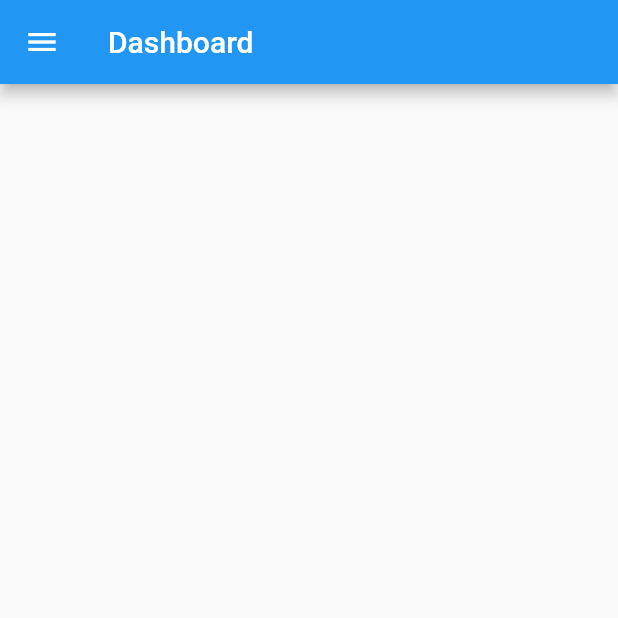
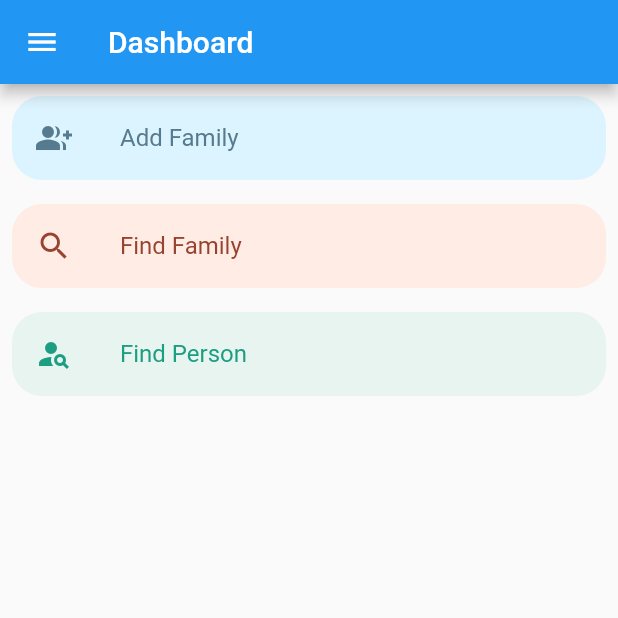
Before and after one commit to kolkata-foundation/kf-survey, a Flutter app: the DashboardView screen opened by its route, on a phone screen of 412 x 824 dp, the top half of it. Run offline on Flutter 3.47's test engine with Material 2 defaults, Android fonts, the phone set to English and light mode, and no system bars; our stand-ins replace firebase_auth, firebase_core, stacked, stacked_services; missing offline and left inert: flutterfire_ui; accounts and stored records are empty.

Commit message:
Dashboard

```diff
--- a/lib/app/app.dart
+++ b/lib/app/app.dart
@@ -1,5 +1,6 @@
 import 'package:flutterfire_ui/auth.dart';
 import 'package:kf_survey/ui/dashboard/dashboard_v.dart';
+import 'package:kf_survey/ui/family/family_add/family_add_v.dart';
 import 'package:kf_survey/ui/family/family_v.dart';
 import 'package:kf_survey/ui/search/search_v.dart';
 import 'package:kf_survey/ui/splash/splash_v.dart';
@@ -15,6 +16,7 @@ import 'package:stacked_services/stacked_services.dart';
   MaterialRoute(page: FamilyView),
   MaterialRoute(page: SearchView),
   MaterialRoute(page: SurveyView),
+  MaterialRoute(page: FamilyAddView),
 ], dependencies: [
   Singleton(classType: NavigationService),
   Singleton(classType: SnackbarService),
--- a/lib/app/app.router.dart
+++ b/lib/app/app.router.dart
@@ -14,6 +14,7 @@ import 'package:stacked/stacked.dart';
 import 'package:stacked/stacked_annotations.dart';
 
 import '../ui/dashboard/dashboard_v.dart';
+import '../ui/family/family_add/family_add_v.dart';
 import '../ui/family/family_v.dart';
 import '../ui/search/search_v.dart';
 import '../ui/splash/splash_v.dart';
@@ -27,6 +28,7 @@ class Routes {
   static const String familyView = '/family-view';
   static const String searchView = '/search-view';
   static const String surveyView = '/survey-view';
+  static const String familyAddView = '/family-add-view';
   static const all = <String>{
     splashView,
     signInScreen,
@@ -35,6 +37,7 @@ class Routes {
     familyView,
     searchView,
     surveyView,
+    familyAddView,
   };
 }
 
@@ -49,6 +52,7 @@ class StackedRouter extends RouterBase {
     RouteDef(Routes.familyView, page: FamilyView),
     RouteDef(Routes.searchView, page: SearchView),
     RouteDef(Routes.surveyView, page: SurveyView),
+    RouteDef(Routes.familyAddView, page: FamilyAddView),
   ];
   @override
   Map<Type, StackedRouteFactory> get pagesMap => _pagesMap;
@@ -132,6 +136,12 @@ class StackedRouter extends RouterBase {
         settings: data,
       );
     },
+    FamilyAddView: (data) {
+      return MaterialPageRoute<dynamic>(
+        builder: (context) => const FamilyAddView(),
+        settings: data,
+      );
+    },
   };
 }
 
--- /dev/null
+++ b/lib/services/shared_state_service.dart
@@ -0,0 +1 @@
+class SharedStateService {}
--- a/lib/ui/dashboard/dashboard_v.dart
+++ b/lib/ui/dashboard/dashboard_v.dart
@@ -1,4 +1,5 @@
 import 'package:flutter/material.dart';
+import 'package:kf_survey/util/colors.dart';
 import 'package:stacked/stacked.dart';
 
 import 'dashboard_vm.dart';
@@ -19,10 +20,53 @@ class DashboardView extends StatelessWidget {
               CircleAvatar(),
               ListTile(
                 title: Text("Profile"),
-                onTap: model.profileTap,
+                onTap: model.onProfileTap,
               )
             ],
           ),
+        ),
+        body: ListView(
+          children: [
+            Padding(
+              padding: const EdgeInsets.all(8.0),
+              child: ListTile(
+                title: const Text("Add Family"),
+                onTap: model.onAddFamilyTap,
+                leading: const Icon(Icons.group_add),
+                tileColor: blueBG,
+                textColor: blueTC,
+                iconColor: blueTC,
+                shape: const RoundedRectangleBorder(
+                    borderRadius: BorderRadius.all(Radius.circular(20))),
+              ),
+            ),
+            Padding(
+              padding: const EdgeInsets.all(8.0),
+              child: ListTile(
+                title: const Text("Find Family"),
+                onTap: model.onFindFamilyTap,
+                leading: const Icon(Icons.search),
+                tileColor: redBG,
+                textColor: redTC,
+                iconColor: redTC,
+                shape: const RoundedRectangleBorder(
+                    borderRadius: BorderRadius.all(Radius.circular(20))),
+              ),
+            ),
+            Padding(
+              padding: const EdgeInsets.all(8.0),
+              child: ListTile(
+                title: const Text("Find Person"),
+                onTap: model.onFindPersonTap,
+                leading: const Icon(Icons.person_search),
+                tileColor: greenBG,
+                textColor: greenTC,
+                iconColor: greenTC,
+                shape: const RoundedRectangleBorder(
+                    borderRadius: BorderRadius.all(Radius.circular(20))),
+              ),
+            ),
+          ],
         ),
       ),
       viewModelBuilder: () => DashboardViewModel(),
--- /dev/null
+++ b/lib/ui/family/family_add/family_add_vm.dart
@@ -0,0 +1,3 @@
+import 'package:stacked/stacked.dart';
+
+class FamilyAddViewModel extends BaseViewModel {}
--- /dev/null
+++ b/lib/util/colors.dart
@@ -0,0 +1,11 @@
+import 'package:flutter/material.dart';
+
+Color blueBG = const Color(0xffdcf4ff);
+Color blueFG = const Color(0xffc3e7fd);
+Color blueTC = const Color(0xff577b8e);
+Color greenBG = const Color(0xffe8f4f0);
+Color greenFG = const Color(0xffb5ccc2);
+Color greenTC = const Color(0xff1c9e82);
+Color redBG = const Color(0xffffece5);
+Color redFG = const Color(0xfffeb39e);
+Color redTC = const Color(0xff98432f);
```
Also changed, not shown: lib/ui/dashboard/dashboard_vm.dart (+9 -1 lines), lib/ui/family/family_add/family_add_v.dart (added, +16 -0 lines).
